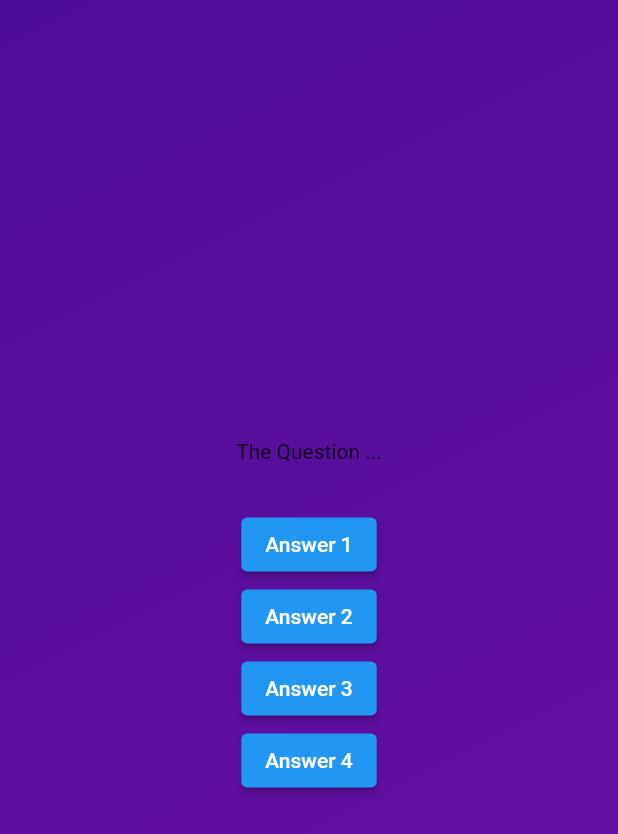
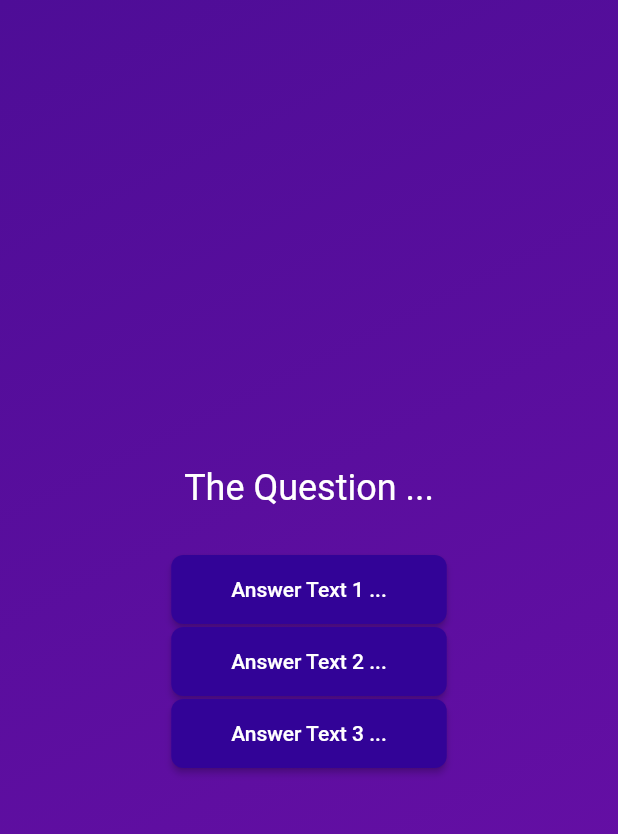
Before and after one commit to tharuAnish/Flutter-Quiz, a Flutter app: the screen it shows after launch, after a tap on "Start Quiz", on a phone screen of 412 x 824 dp. Shown: the top 834 px of the screen. Run offline on Flutter 3.47's test engine with Material 2 defaults, Android fonts, the phone set to English and light mode, and no system bars.

Commit message:
creating a reusable custom styled button

```diff
--- /dev/null
+++ b/lib/answer_button.dart
@@ -0,0 +1,26 @@
+import 'package:flutter/material.dart';
+
+class AnswerButton extends StatelessWidget {
+  const AnswerButton({
+    super.key,
+    required this.answerText,
+    required this.onTap,
+  });
+
+  final String answerText;
+  final void Function() onTap;
+
+  @override
+  Widget build(context) {
+    return ElevatedButton(
+        onPressed: onTap,
+        style: ElevatedButton.styleFrom(
+            padding: const EdgeInsets.symmetric(vertical: 15, horizontal: 40),
+            backgroundColor: const Color.fromARGB(255, 50, 3, 151),
+            foregroundColor: Colors.white,
+            shape: RoundedRectangleBorder(
+              borderRadius: BorderRadius.circular(8),
+            )),
+        child: Text(answerText));
+  }
+}
--- a/lib/questions_screen.dart
+++ b/lib/questions_screen.dart
@@ -1,4 +1,5 @@
 import 'package:flutter/material.dart';
+import 'package:quiz/answer_button.dart';
 
 class QuestionsScreen extends StatefulWidget {
   const QuestionsScreen({super.key});
@@ -17,12 +18,23 @@ class _QuestionsScreenState extends State<QuestionsScreen> {
       child: Column(
         mainAxisAlignment: MainAxisAlignment.center,
         children: [
-          const Text('The Question ...'),
+          const Text(
+            'The Question ...',
+            style: TextStyle(fontSize: 24, color: Colors.white),
+          ),
           const SizedBox(height: 30),
-          ElevatedButton(onPressed: () {}, child: const Text('Answer 1')),
-          ElevatedButton(onPressed: () {}, child: const Text('Answer 2')),
-          ElevatedButton(onPressed: () {}, child: const Text('Answer 3')),
-          ElevatedButton(onPressed: () {}, child: const Text('Answer 4')),
+          AnswerButton(
+            onTap: () {},
+            answerText: 'Answer Text 1 ...',
+          ),
+          AnswerButton(
+            onTap: () {},
+            answerText: 'Answer Text 2 ...',
+          ),
+          AnswerButton(
+            onTap: () {},
+            answerText: 'Answer Text 3 ...',
+          ),
         ],
       ),
     );
--- a/lib/start_screen.dart
+++ b/lib/start_screen.dart
@@ -36,7 +36,7 @@ class StartScreen extends StatelessWidget {
             onPressed: startQuiz,
             style: OutlinedButton.styleFrom(
               foregroundColor: Colors.white,
-              backgroundColor: const Color.fromARGB(255, 138, 18, 168),
+              backgroundColor: const Color.fromARGB(255, 50, 3, 151),
             ),
             icon: const Icon(Icons.arrow_right_alt),
             label: const Text('Start Quiz'),
```
